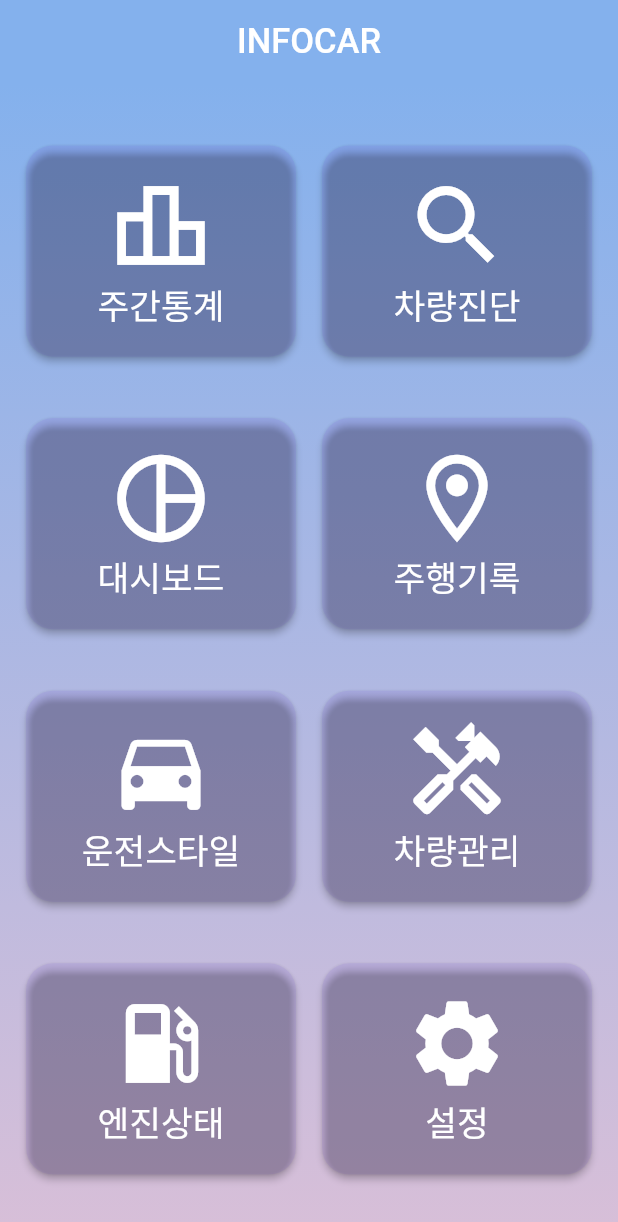
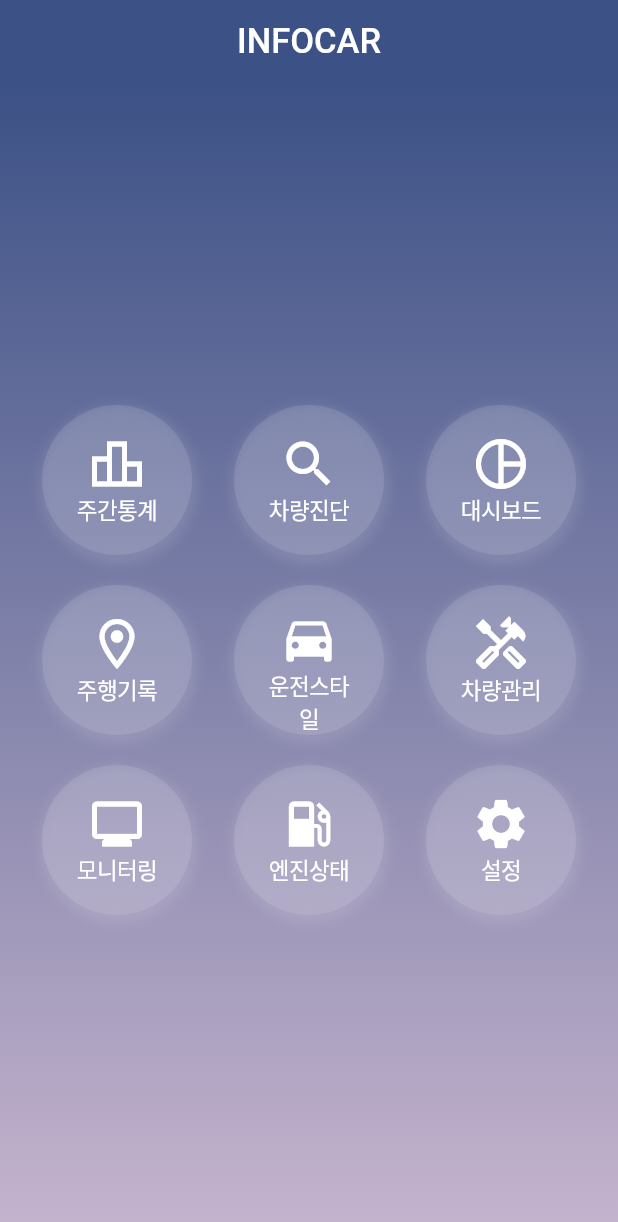
Before and after one commit to kimjihyeon99/weeklystatisticsreport, a Flutter app: the screen it shows after launch, on a phone screen of 412 x 824 dp. Shown: the top 1222 px of the screen. Run offline on Flutter 3.47's test engine with Material 2 defaults, Android fonts, the phone set to English and light mode, and no system bars; our stand-ins replace flutter_animation_progress_bar, flutter_local_notifications, flutter_spinkit, rxdart, shared_preferences, syncfusion_flutter_charts; Roboto replaces fonts that are missing (bitro).

Commit message:
modify mainmenu design and color

```diff
--- a/weeklystatisticsreport/lib/WeeklyStatisticsEdit.dart
+++ b/weeklystatisticsreport/lib/WeeklyStatisticsEdit.dart
@@ -2,8 +2,8 @@ import 'package:flutter/material.dart';
 import 'statisticview.dart';
 import 'package:shared_preferences/shared_preferences.dart';
 
-const PrimaryColor = const Color(0xff84B1ED);
-const SecondColor = const Color(0xff4F86C6);
+const PrimaryColor = const Color(0xff3C5186);
+const SecondColor = const Color(0xff022E57);
 
 //list를 head와 isActivate으로 나누기 위한 구조
 abstract class ListItem {}
@@ -129,7 +129,7 @@ class _WeeklyStatisticsEditPage extends State<WeeklyStatisticsEditPage> {
           height: MediaQuery.of(context).size.height,
           decoration: BoxDecoration(
             gradient: LinearGradient(
-                colors: [PrimaryColor, Color(0xFFD8BFD8)],
+                colors: [PrimaryColor, Color(0xFFC6B4CE)],
                 begin: Alignment.topCenter,
                 end: Alignment.bottomCenter),
           ),
--- a/weeklystatisticsreport/lib/containerItem.dart
+++ b/weeklystatisticsreport/lib/containerItem.dart
@@ -690,7 +690,7 @@ class drivingwarningscoreContainer implements containerItem {
             height: 15,
           ),
           Text(
-            "이벤트 별 주간 경고 횟수 총합",
+            "유형별 주간 경고 횟수 총합",
             style: TextStyle(fontSize: 18, fontWeight: FontWeight.bold),
           ),
           SizedBox(
--- a/weeklystatisticsreport/lib/mainmenu.dart
+++ b/weeklystatisticsreport/lib/mainmenu.dart
@@ -1,8 +1,9 @@
+import 'package:flutter/cupertino.dart';
 import 'package:flutter/material.dart';
 import 'statisticview.dart';
 import 'localnotifyMgr.dart';
 
-const PrimaryColor = const Color(0xff84B1ED);
+const PrimaryColor = const Color(0xff3C5186);
 
 void main() {
   runApp(mainmenu());
@@ -14,9 +15,9 @@ class mainmenu extends StatelessWidget {
       title: 'INFOCAR',
       theme: new ThemeData(
           fontFamily: 'bitro',
-          primaryColor: const Color(0xff84B1ED),
-          accentColor: const Color(0xff84B1ED),
-          canvasColor: const Color(0xff84B1ED)),
+          primaryColor: const Color(0xff3C5186),
+          accentColor: const Color(0xff3C5186),
+          canvasColor: const Color(0xff3C5186)),
       home: new mainmenuPage(),
     );
   }
@@ -66,84 +67,86 @@ class _mainmenuPage extends State<mainmenuPage> {
         body: Container(
           decoration: BoxDecoration(
             gradient: LinearGradient(
-                colors: [PrimaryColor, Color(0xFFD8BFD8)],
+                colors: [PrimaryColor, Color(0xFFC6B4CE)],
                 begin: Alignment.topCenter,
                 end: Alignment.bottomCenter),
           ),
           child: Column(
             children: <Widget>[
               makeRow(context,
-                  left: '주간통계',
-                  right: '차량진단',
+                  first: '주간통계',
+                  second: '차량진단',
+                  third:'대시보드',
                   icons: Icon(
                     Icons.leaderboard_outlined,
-                    size: 70,
+                    size: 40,
+                    color: Colors.white,
                   ),
                   icons2: Icon(
                     Icons.search,
-                    size: 70,
-                  )),
+                    size: 40,
+                    color: Colors.white,
+                  ),
+                  icons3: Icon(
+                  Icons.pie_chart_outline_outlined,
+                  size: 40,
+                    color: Colors.white,
+                )),
+              SizedBox(height: 20,),
               makeRow(context,
-                  left: '대시보드',
-                  right: '주행기록',
+                  first: '주행기록',
+                  second: '운전스타일',
+                  third: '차량관리',
                   icons: Icon(
-                    Icons.pie_chart_outline_outlined,
-                    size: 70,
+                    Icons.location_on_outlined,
+                    size: 40,
+                    color: Colors.white,
                   ),
                   icons2: Icon(
-                    Icons.location_on_outlined,
-                    size: 70,
+                    Icons.directions_car,
+                    size: 40,
+                    color: Colors.white,
+                  ),
+                  icons3: Icon(
+                    Icons.handyman_outlined,
+                    size: 40,
+                    color: Colors.white,
                   )),
+              SizedBox(height: 20,),
               makeRow(context,
-                  left: '운전스타일',
-                  right: '차량관리',
+                  first: '모니터링',
+                  second: '엔진상태',
+                  third: '설정',
                   icons: Icon(
-                    Icons.directions_car,
-                    size: 70,
+                    Icons.monitor,
+                    size: 40,
+                    color: Colors.white,
                   ),
                   icons2: Icon(
-                    Icons.handyman_outlined,
-                    size: 70,
-                  )),
-              makeRow(context,
-                  left: '엔진상태',
-                  right: '설정',
-                  icons: Icon(
                     Icons.local_gas_station,
-                    size: 70,
+                    size: 40,
+                    color: Colors.white,
                   ),
-                  icons2: Icon(
+                  icons3: Icon(
                     Icons.settings,
-                    size: 70,
+                    size: 40,
+                    color: Colors.white,
                   )),
             ],
-            mainAxisAlignment: MainAxisAlignment.spaceEvenly,
+            mainAxisAlignment: MainAxisAlignment.center,
           ),
         ));
   }
 
   Widget makeRow(BuildContext context,
-      {String left, String right, Icon icons, Icon icons2}) {
+      {String first, String second,  String third,Icon icons, Icon icons2, Icon icons3}) {
     return Row(
+      mainAxisAlignment: MainAxisAlignment.spaceEvenly,
       children: <Widget>[
         Container(
-          child: ElevatedButton(
-            style: ButtonStyle(
-              backgroundColor: MaterialStateProperty.resolveWith<Color>(
-                (Set<MaterialState> states) {
-                  if (states.contains(MaterialState.pressed))
-                    return Color(0xff84B1ED);
-                  return PrimaryColor.withOpacity(
-                      0); // Use the component's default.
-                },
-              ),
-              shape: MaterialStateProperty.all<RoundedRectangleBorder>(
-                  RoundedRectangleBorder(
-                borderRadius: BorderRadius.circular(18.0),
-              )),
-            ),
+          child: CupertinoButton(
             onPressed: () {
-              if (left.compareTo('주간통계') == 0) {
+              if (first.compareTo('주간통계') == 0) {
                 Navigator.push(context,
                     MaterialPageRoute(builder: (context) => statisticview()));
               }
@@ -155,40 +158,35 @@ class _mainmenuPage extends State<mainmenuPage> {
               children: [
                 icons,
                 Text(
-                  left,
+                  first,
                   textAlign: TextAlign.center,
-                  style: TextStyle(fontSize: 23.0, color: Colors.white),
+                  style: TextStyle(fontSize: 15.0, color: Colors.white),
                 ),
               ],
             ),
           ),
-          width: 180,
-          height: 140.8,
+          width: 100,
+          height: 100,
           //150.8
-          decoration: BoxDecoration(
-            color: Colors.deepPurpleAccent.withOpacity(0.1),
-            borderRadius: BorderRadius.circular(18.0),
+          decoration:BoxDecoration(
+            shape: BoxShape.circle,
+            color: Colors.white.withOpacity(0.1),
+            boxShadow: [
+              BoxShadow(
+                color: Colors.white.withOpacity(0.1),
+                spreadRadius: 3,
+                blurRadius: 5,
+                offset: Offset(1,3),
+                // changes position of shadow
+              ),
+            ],
           ),
           margin: EdgeInsets.only(left: 0, right: 0),
         ),
         Container(
-          child: ElevatedButton(
-            style: ButtonStyle(
-              backgroundColor: MaterialStateProperty.resolveWith<Color>(
-                (Set<MaterialState> states) {
-                  if (states.contains(MaterialState.pressed))
-                    return Color(0xff84B1ED);
-                  return PrimaryColor.withOpacity(
-                      0); // Use the component's default.
-                },
-              ),
-              shape: MaterialStateProperty.all<RoundedRectangleBorder>(
-                  RoundedRectangleBorder(
-                borderRadius: BorderRadius.circular(18.0),
-              )),
-            ),
+          child: CupertinoButton(
             onPressed: () async {
-              if (right.compareTo('차량진단') == 0) {
+              if (second.compareTo('차량진단') == 0) {
                 // await localnotifyMgr.init().showNotification(); //test용
                 await localnotifyMgr.init().showWeeklyAtDayTimeNotification();
               }
@@ -200,24 +198,70 @@ class _mainmenuPage extends State<mainmenuPage> {
               children: [
                 icons2,
                 Text(
-                  right,
+                  second,
                   textAlign: TextAlign.center,
-                  style: TextStyle(fontSize: 23.0, color: Colors.white),
+                  style: TextStyle(fontSize: 15.0, color: Colors.white),
                 ),
               ],
             ),
           ),
-          width: 180,
-          height: 140.8,
+          width: 100,
+          height: 100,
           //150.8
-          decoration: BoxDecoration(
-            color: Colors.deepPurpleAccent.withOpacity(0.1),
-            borderRadius: BorderRadius.circular(18.0),
+          decoration:BoxDecoration(
+            shape: BoxShape.circle,
+            color: Colors.white.withOpacity(0.1),
+            boxShadow: [
+              BoxShadow(
+                color: Colors.white.withOpacity(0.1),
+                spreadRadius: 3,
+                blurRadius: 5,
+                offset: Offset(1,3),
+                // changes position of shadow
+              ),
+            ],
           ),
           margin: EdgeInsets.only(left: 0, right: 0),
         ),
+        Container(
+          child: CupertinoButton(
+            onPressed: (){
+
+            },
+            child: Column(
+              mainAxisSize: MainAxisSize.max,
+              mainAxisAlignment: MainAxisAlignment.center,
+              crossAxisAlignment: CrossAxisAlignment.stretch,
+              children: [
+                icons3,
+                Text(
+                  third,
+                  textAlign: TextAlign.center,
+                  style: TextStyle(fontSize: 15.0, color: Colors.white),
+                ),
+              ],
+            ),
+          ),
+          width: 100,
+          height: 100,
+          decoration: BoxDecoration(
+            shape: BoxShape.circle,
+            color: Colors.white.withOpacity(0.1),
+            boxShadow: [
+              BoxShadow(
+                color: Colors.white.withOpacity(0.1),
+                spreadRadius: 3,
+                blurRadius: 5,
+                offset: Offset(1,3),
+                // changes position of shadow
+              ),
+            ],
+          ),
+
+          margin: EdgeInsets.only(left: 0, right: 0),
+        ),
       ],
-      mainAxisAlignment: MainAxisAlignment.spaceEvenly,
+
     );
   }
 }
--- a/weeklystatisticsreport/lib/statisticview.dart
+++ b/weeklystatisticsreport/lib/statisticview.dart
@@ -81,9 +81,9 @@ class statisticview extends StatelessWidget {
       title: 'Generated App',
       theme: new ThemeData(
           fontFamily: 'bitro',
-          primaryColor: const Color(0xff84B1ED),
-          accentColor: const Color(0xff84B1ED),
-          canvasColor: const Color(0xff84B1ED)),
+          primaryColor: const Color(0xff3C5186),
+          accentColor: const Color(0xff3C5186),
+          canvasColor: const Color(0xff3C5186)),
       home: new statisticviewPage(),
       navigatorKey: navigatorKey,
     );
@@ -215,20 +215,20 @@ class statistic_viewPage extends State<statisticviewPage> {
               return Container(
                   decoration: BoxDecoration(
                     gradient: LinearGradient(
-                        colors: [Color(0xff84B1ED), Color(0xFFD8BFD8)],
+                        colors: [Color(0xff3C5186), Color(0xFFC6B4CE)],
                         begin: Alignment.topCenter,
                         end: Alignment.bottomCenter),
                   ),
                   alignment: Alignment.center,
                   child: SpinKitFadingCube(
-                    color: Color(0xFFD8BFD8),
+                    color: Color(0xFFC6B4CE),
                     size: 40,
                   ));
             } else {
               return Container(
                 decoration: BoxDecoration(
                   gradient: LinearGradient(
-                      colors: [Color(0xff84B1ED), Color(0xFFD8BFD8)],
+                      colors: [Color(0xff3C5186), Color(0xFFC6B4CE)],
                       begin: Alignment.topCenter,
                       end: Alignment.bottomCenter),
                 ),
```
